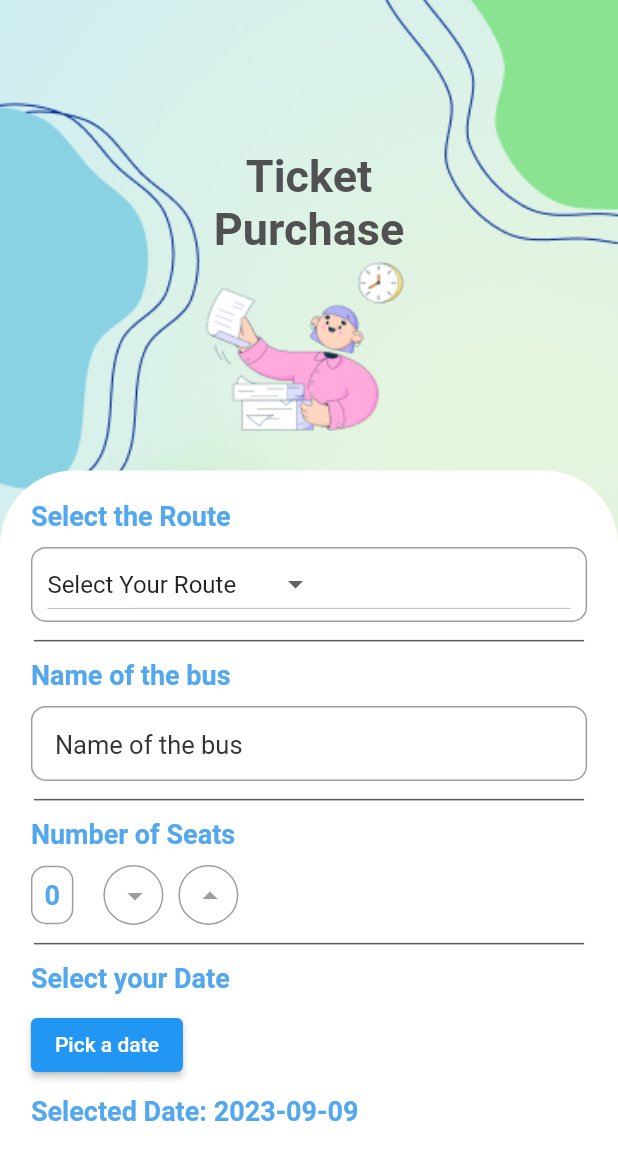
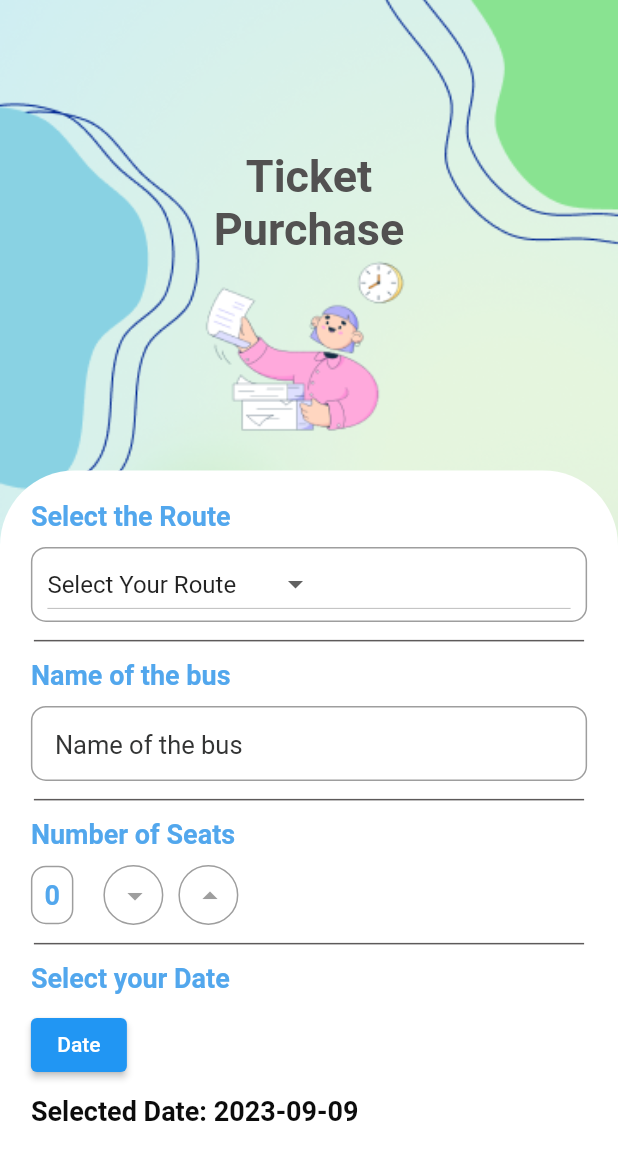
Before and after one commit to Chmx00/Shuttle-Service-Application, a Flutter app: the PaymentPage screen opened directly, on a phone screen of 412 x 824 dp. Shown: the top 1160 px of the screen. Run offline on Flutter 3.47's test engine with Material 2 defaults, Android fonts, the phone set to English and light mode, and no system bars; our stand-ins replace table_calendar.

Commit message:
calendar gif add

```diff
--- a/lib/pages/sub_pages/purchase.dart
+++ b/lib/pages/sub_pages/purchase.dart
@@ -304,7 +304,7 @@ class _PaymentPageState extends State<PaymentPage> {
                               ElevatedButton(
                                 onPressed: () => _selectDate(
                                     context), // Call the function to show the date picker
-                                child: Text('Pick a date'),
+                                child: Text('Date'),
                               ),
                               SizedBox(height: 10),
                               Text(
@@ -312,7 +312,7 @@ class _PaymentPageState extends State<PaymentPage> {
                                 style: TextStyle(
                                   fontSize: 18.0,
                                   fontWeight: FontWeight.bold,
-                                  color: Color.fromARGB(255, 82, 167, 237),
+                                  color: Color.fromARGB(255, 12, 12, 12),
                                 ),
                               ),
                             ],
--- a/pubspec.yaml
+++ b/pubspec.yaml
@@ -77,6 +77,7 @@ flutter:
      - assets/Payment.png
      - assets/girl.png
      - assets/Shedule.png
+     - assets/calendar.gif
 
   # An image asset can refer to one or more resolution-specific "variants", see
   # https://flutter.dev/assets-and-images/#resolution-aware
```
Also changed, not shown: assets/calendar.gif (added), pubspec.lock.
